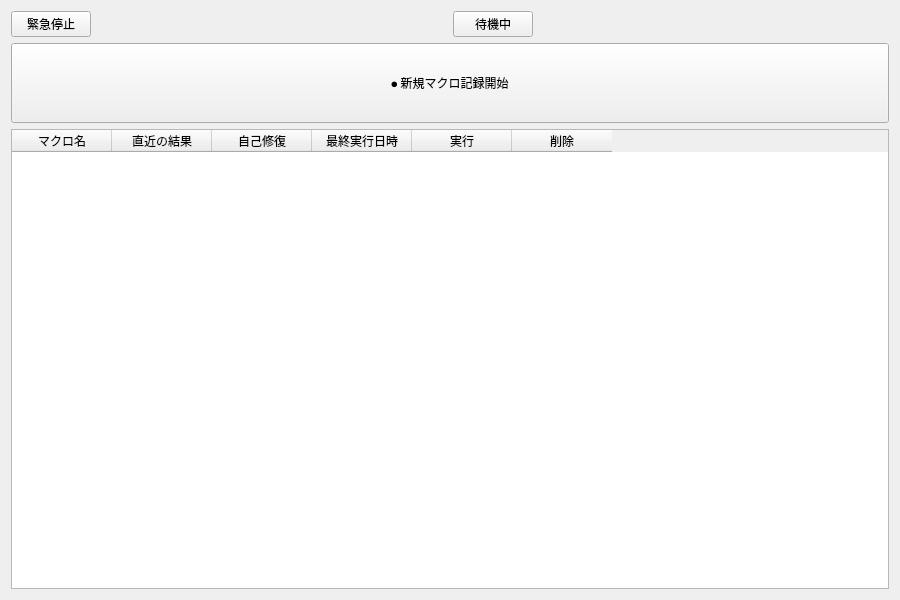
shingo29831/ai-macro-system, file src/ui/resources/ui/main_window.ui: the form before one commit.
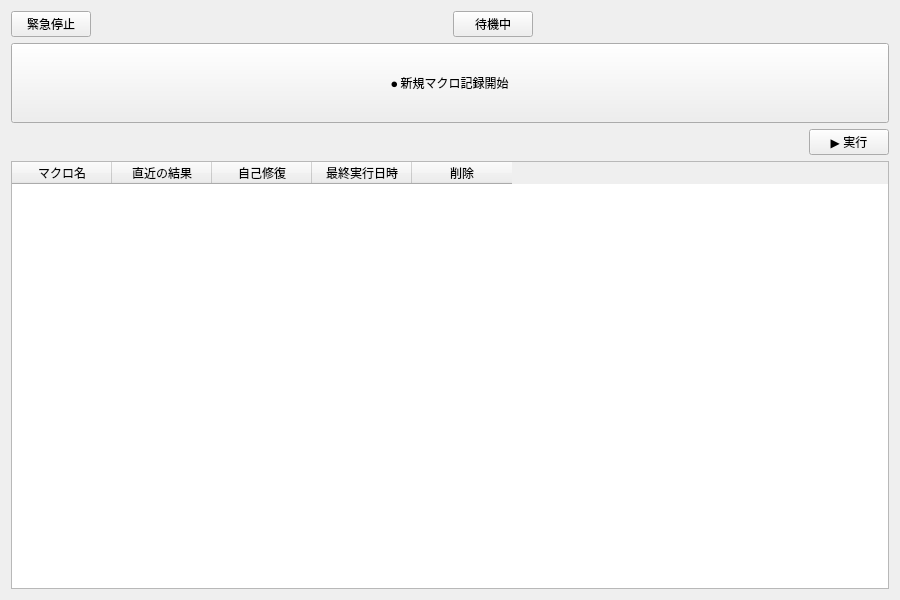
The form after the commit.

Commit message:
refactor(ui): move macro execution button to main header
    remove individual execution buttons from table rows to simplify layout

    add global execution button (btnRunSelected) to the top right header in main_window.ui

    implement macro selection tracking in MainViewModel with enabled/disabled state control

    bind table itemSelectionChanged signal to dynamically control run button execution state

The edit to the form file:
```diff
--- a/src/ui/resources/ui/main_window.ui
+++ b/src/ui/resources/ui/main_window.ui
@@ -71,6 +71,30 @@
      </property>
     </widget>
    </item>
+   <item>
+    <layout class="QHBoxLayout" name="tableControlLayout">
+     <item>
+      <spacer name="tableControlSpacer">
+       <property name="orientation">
+        <enum>Qt::Orientation::Horizontal</enum>
+       </property>
+       <property name="sizeHint" stdset="0">
+        <size>
+         <width>40</width>
+         <height>20</height>
+        </size>
+       </property>
+      </spacer>
+     </item>
+     <item>
+      <widget class="QPushButton" name="btnRunSelected">
+       <property name="text">
+        <string>▶ 実行</string>
+       </property>
+      </widget>
+     </item>
+    </layout>
+   </item>
    <item>
     <widget class="QTableWidget" name="tableMacros">
      <property name="minimumSize">
@@ -80,7 +104,7 @@
       </size>
      </property>
      <property name="columnCount">
-      <number>6</number>
+      <number>5</number>
      </property>
      <column>
       <property name="text">
@@ -102,11 +126,6 @@
        <string>最終実行日時</string>
       </property>
      </column>
-     <column>
-      <property name="text">
-       <string>実行</string>
-      </property>
-     </column>
      <column>
       <property name="text">
        <string>削除</string>
```
The commit also changes 3 other files.
